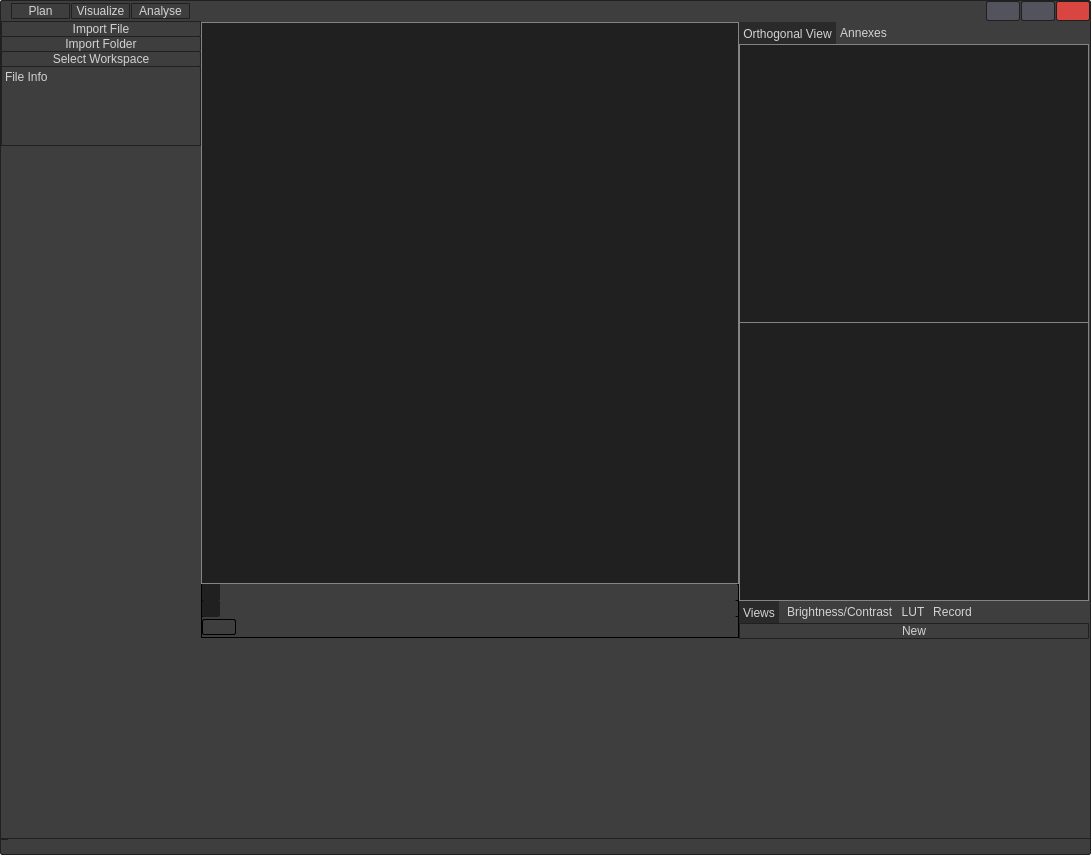
Before: the Qt Designer form damaker_gui/windows/MainWindow.ui in sebbeutler/DAMAKER_old, drawn with Qt 5.
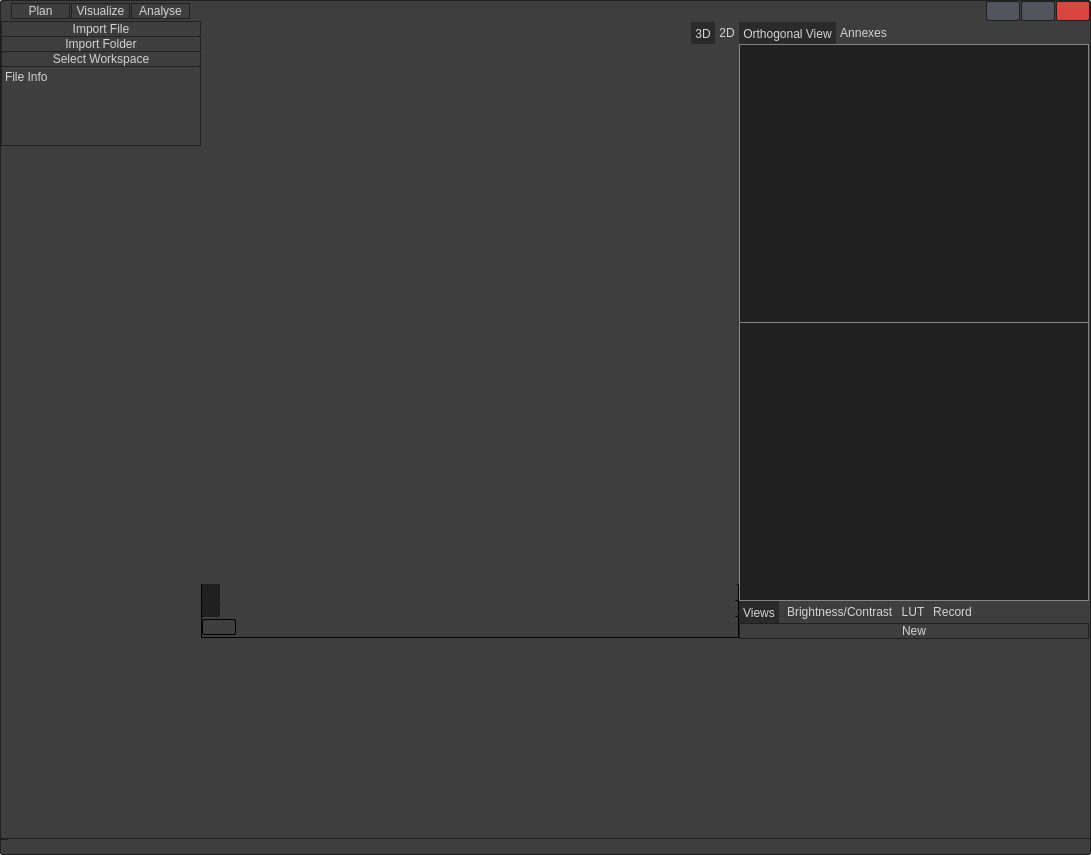
After: the same form once the commit is applied. The open tabs and pages were chosen to show the change. Icons and pictures are not drawn.

Commit message: 3D preview

```diff
--- a/damaker_gui/windows/MainWindow.ui
+++ b/damaker_gui/windows/MainWindow.ui
@@ -1757,6 +1757,80 @@
                     <number>0</number>
                    </property>
                    <item>
+                    <widget class="QTabWidget" name="tabWidget_2">
+                     <property name="layoutDirection">
+                      <enum>Qt::RightToLeft</enum>
+                     </property>
+                     <property name="styleSheet">
+                      <string notr="true">QTabWidget {
+	background-color: rgb(62, 62, 62);
+	padding: 0px;
+	margin: 0px;
+    border: 1px solid black;
+}
+QTabWidget::pane { border: 0; }
+
+QTabBar {
+  background-color: rgb(62, 62, 62);
+	padding: 0px;
+	margin: 0px;
+}
+
+QTabWidget::tab-bar {
+   border: 1px solid black;
+  background-color: rgb(62, 62, 62);
+}
+
+QTabBar::pane {
+  border: none;
+}
+
+QTabBar::tab {
+  color: lightgray;
+  background-color: rgb(62, 62, 62);
+  border: 0px solid black; 
+padding: 4px;
+} 
+
+QTabBar::tab:hover {
+  background-color: rgb(52, 52, 52);
+} 
+
+QTabBar::tab:selected { 
+  background-color: rgb(42, 42, 42);
+  margin-bottom: -1px; 
+}</string>
+                     </property>
+                     <property name="tabPosition">
+                      <enum>QTabWidget::North</enum>
+                     </property>
+                     <property name="tabShape">
+                      <enum>QTabWidget::Rounded</enum>
+                     </property>
+                     <property name="currentIndex">
+                      <number>0</number>
+                     </property>
+                     <widget class="QWidget" name="tab_2D">
+                      <attribute name="title">
+                       <string>2D</string>
+                      </attribute>
+                      <layout class="QVBoxLayout" name="verticalLayout_5">
+                       <property name="spacing">
+                        <number>0</number>
+                       </property>
+                       <property name="leftMargin">
+                        <number>0</number>
+                       </property>
+                       <property name="topMargin">
+                        <number>0</number>
+                       </property>
+                       <property name="rightMargin">
+                        <number>0</number>
+                       </property>
+                       <property name="bottomMargin">
+                        <number>0</number>
+                       </property>
+                       <item>
                     <widget class="QFrame" name="frame_mainPreview">
                      <property name="sizePolicy">
                       <sizepolicy hsizetype="Preferred" vsizetype="Expanding">
@@ -1796,6 +1870,38 @@
                        <number>0</number>
                       </property>
                      </layout>
+                        </widget>
+                       </item>
+                      </layout>
+                     </widget>
+                     <widget class="QWidget" name="tab_3D">
+                      <property name="styleSheet">
+                       <string notr="true">QFrame#frame_mainPreview {
+background-color: rgb(32, 32, 32);
+border: 1px solid rgb(132, 132, 132);
+}</string>
+                      </property>
+                      <attribute name="title">
+                       <string>3D</string>
+                      </attribute>
+                      <layout class="QVBoxLayout" name="verticalLayout_8">
+                       <property name="spacing">
+                        <number>0</number>
+                       </property>
+                       <property name="leftMargin">
+                        <number>0</number>
+                       </property>
+                       <property name="topMargin">
+                        <number>0</number>
+                       </property>
+                       <property name="rightMargin">
+                        <number>0</number>
+                       </property>
+                       <property name="bottomMargin">
+                        <number>0</number>
+                       </property>
+                      </layout>
+                     </widget>
                     </widget>
                    </item>
                    <item>
```
Left out of the diff: 2 changed lines with no effect on the pictures. Lines whose indentation alone changed are shown as unchanged. The commit also changes 8 other files.
